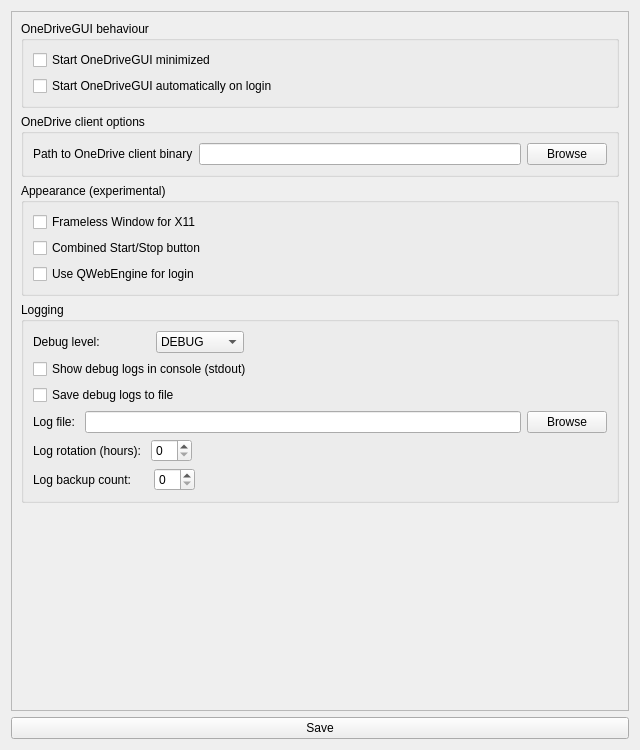
Above: src/onedrive_gui/ui/gui_settings_window.ui from bpozdena/OneDriveGUI before the change. Below: the same form after it.
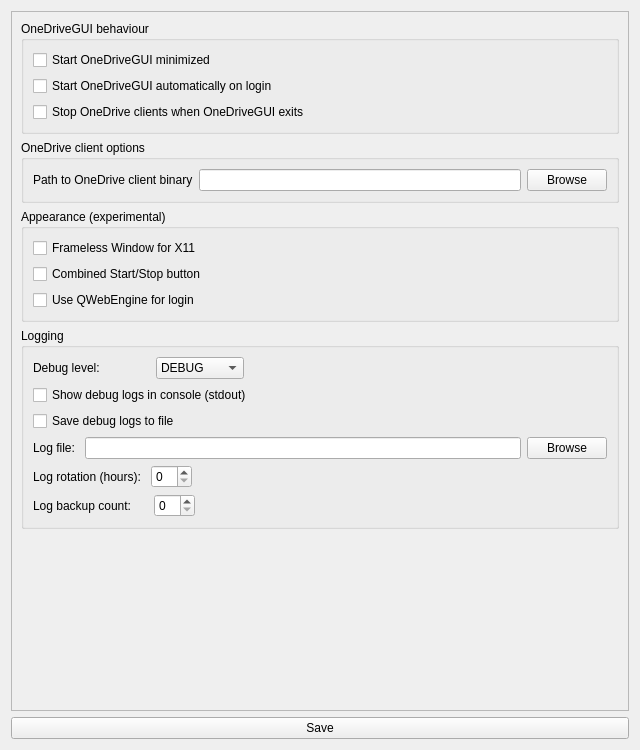
That is the form after the change.

Commit message: Add option to stop the OneDrive clients when OneDriveGUI exits

Diff of the .ui file:
```diff
--- a/src/onedrive_gui/ui/gui_settings_window.ui
+++ b/src/onedrive_gui/ui/gui_settings_window.ui
@@ -37,6 +37,17 @@
          <layout class="QVBoxLayout" name="verticalLayout_3">
           <item>
            <layout class="QFormLayout" name="formLayout">
+            <item row="2" column="0">
+             <widget class="QCheckBox" name="checkBox_stop_clients_on_exit">
+              <property name="toolTip">
+               <string>Stop the OneDrive client of every profile when OneDriveGUI exits or the session logs out. The client finishes in-flight transfers before it exits.&lt;br/&gt;When disabled, the clients keep running in the background; OneDriveGUI offers to reconnect to them on the next start.</string>
+              </property>
+              <property name="text">
+               <string>Stop OneDrive clients when OneDriveGUI exits</string>
+              </property>
+             </widget>
+            </item>
+
             <item row="0" column="0">
              <widget class="QCheckBox" name="checkBox_start_minimized">
               <property name="text">
```
The commit also changes 4 other files.
